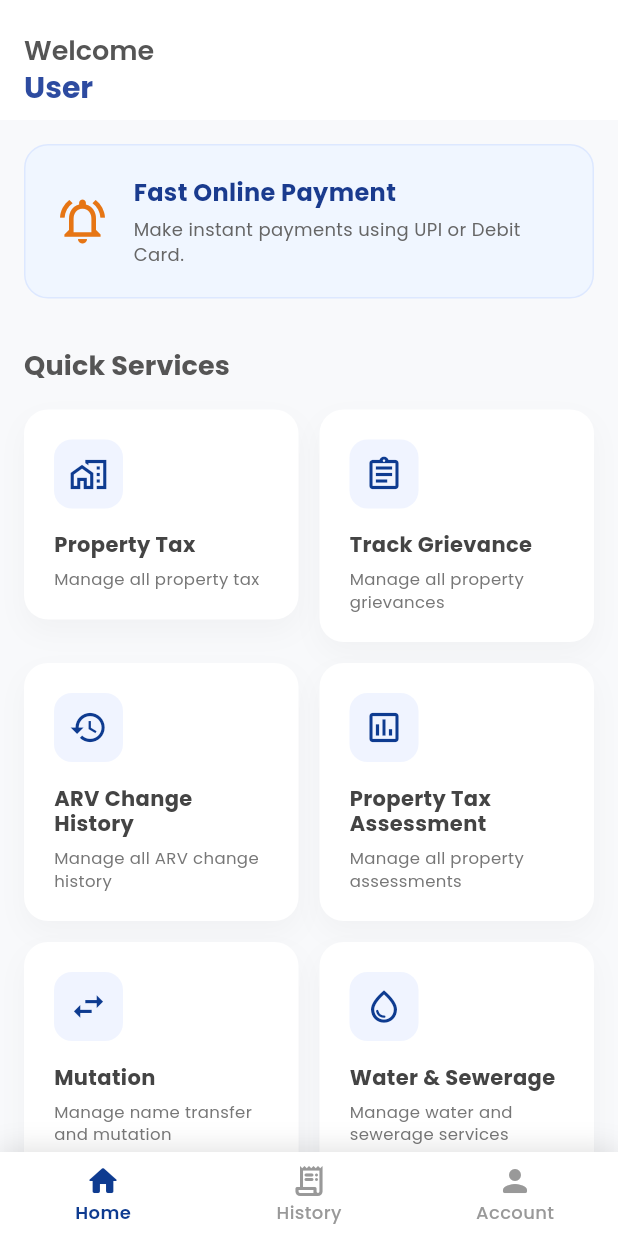
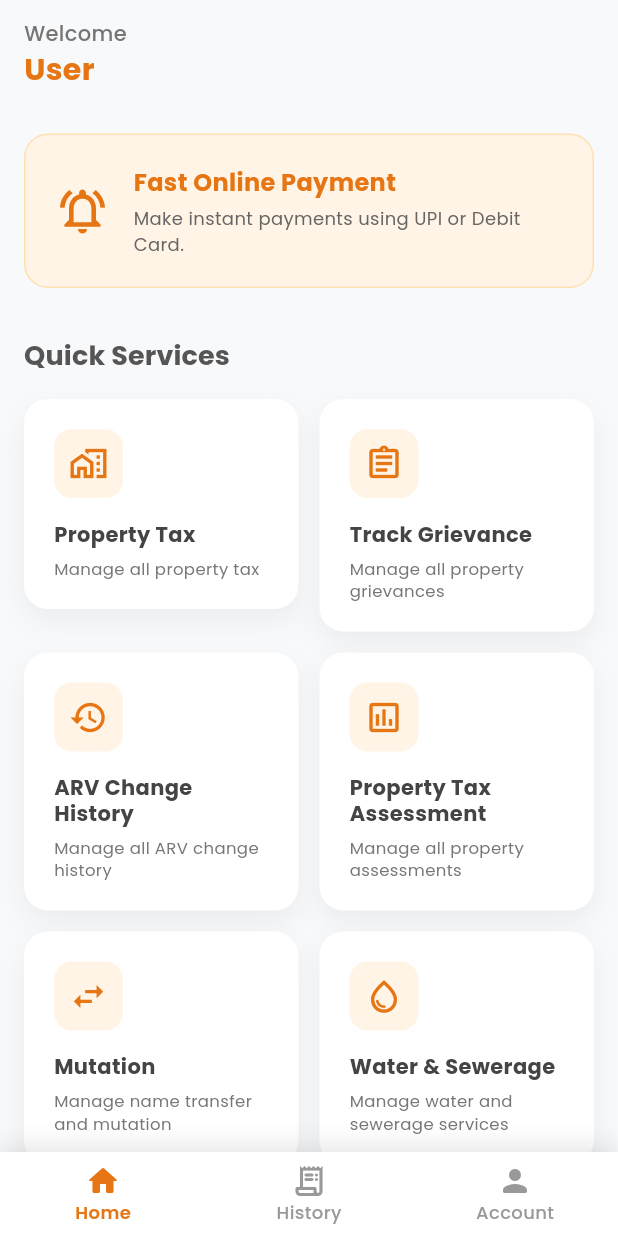
Before and after one commit to ajaymaurya07/enagarsewaflutter, a Flutter app: the DashboardScreen screen opened directly, on a phone screen of 412 x 824 dp. Run offline on Flutter 3.47's test engine with Material 3 defaults, Android fonts, the phone set to English and light mode, and no system bars; our stand-ins replace device_info_plus, google_fonts, image_picker, pdf, permission_handler, printing and 4 more; missing offline and left inert: payu_checkoutpro_flutter; accounts and stored records are empty.

Commit message:
dashboard ui fix

```diff
--- a/lib/dashboard_screen.dart
+++ b/lib/dashboard_screen.dart
@@ -58,39 +58,52 @@ class _DashboardScreenState extends State<DashboardScreen> {
     final cardWidth = (MediaQuery.of(context).size.width - 32 - 14) / 2;
 
     return Scaffold(
-      backgroundColor: const Color(0xFFF8F9FB),
-      appBar: AppBar(
-        backgroundColor: Colors.white,
-        elevation: 0,
-        toolbarHeight: 80,
-        automaticallyImplyLeading: false,
-        title: Padding(
-          padding: const EdgeInsets.only(top: 12.0),
+      body: Container(
+        width: double.infinity,
+        height: double.infinity,
+        decoration: const BoxDecoration(
+          gradient: LinearGradient(
+            begin: Alignment.topCenter,
+            end: Alignment.bottomCenter,
+            colors: [Color(0xFFF8F9FB), Color(0xFFF8F9FB)],
+          ),
+        ),
+        child: SafeArea(
+          child: Column(
+            children: [
+              // AppBar
+              Padding(
+                padding: const EdgeInsets.symmetric(horizontal: 16, vertical: 12),
+                child: Row(
+                  children: [
+                    Expanded(
                       child: Column(
                         crossAxisAlignment: CrossAxisAlignment.start,
                         children: [
                           Text(
                             'Welcome',
                             style: GoogleFonts.poppins(
-                  color: const Color(0xFF555555),
-                  fontSize: 18,
-                  fontWeight: FontWeight.w600,
+                              color: Colors.grey.shade600,
+                              fontSize: 14,
+                              fontWeight: FontWeight.w500,
                             ),
                           ),
                           Text(
                             _displayName,
                             style: GoogleFonts.poppins(
-                  color: const Color(0xFF2D4BA0),
+                              color: const Color(0xFFE67514),
                               fontSize: 20,
-                  fontWeight: FontWeight.bold,
+                              fontWeight: FontWeight.w700,
                             ),
                           ),
                         ],
                       ),
                     ),
+                  ],
                 ),
-      body: SingleChildScrollView(
-        child: Padding(
+              ),
+              Expanded(
+                child: SingleChildScrollView(
                   padding: const EdgeInsets.all(16.0),
                   child: Column(
                     crossAxisAlignment: CrossAxisAlignment.start,
@@ -99,9 +112,9 @@ class _DashboardScreenState extends State<DashboardScreen> {
               Container(
                 padding: const EdgeInsets.symmetric(horizontal: 20, vertical: 20),
                 decoration: BoxDecoration(
-                  color: const Color(0xFFF0F6FF),
+                  color: const Color(0xFFFFF4E5),
                   borderRadius: BorderRadius.circular(16),
-                  border: Border.all(color: const Color(0xFFDDE8FF), width: 1),
+                  border: Border.all(color: const Color(0xFFFFE0B2), width: 1),
                 ),
                 child: Row(
                   children: [
@@ -114,7 +127,7 @@ class _DashboardScreenState extends State<DashboardScreen> {
                           Text(
                             'Fast Online Payment',
                             style: GoogleFonts.poppins(
-                              color: const Color(0xFF1A3B8E),
+                              color: const Color(0xFFE67514),
                               fontSize: 16,
                               fontWeight: FontWeight.w700,
                             ),
@@ -256,6 +269,10 @@ class _DashboardScreenState extends State<DashboardScreen> {
                   ),
                 ),
               ),
+            ],
+          ),
+        ),
+      ),
       bottomNavigationBar: Container(
         decoration: const BoxDecoration(
           boxShadow: [
@@ -265,7 +282,7 @@ class _DashboardScreenState extends State<DashboardScreen> {
         child: BottomNavigationBar(
           currentIndex: _selectedIndex,
           onTap: _onItemTapped,
-          selectedItemColor: const Color(0xFF0E3B90),
+          selectedItemColor: const Color(0xFFE67514),
           unselectedItemColor: const Color(0xFF999999),
           backgroundColor: Colors.white,
           type: BottomNavigationBarType.fixed,
@@ -293,7 +310,7 @@ class _DashboardScreenState extends State<DashboardScreen> {
           borderRadius: BorderRadius.circular(16),
           boxShadow: [
             BoxShadow(
-              color: Colors.black.withValues(alpha: 0.03),
+              color: Colors.black.withOpacity(0.05),
               blurRadius: 15,
               offset: const Offset(0, 8),
             ),
@@ -306,10 +323,10 @@ class _DashboardScreenState extends State<DashboardScreen> {
             Container(
               padding: const EdgeInsets.all(10),
               decoration: BoxDecoration(
-                color: const Color(0xFFF0F4FF),
+                color: const Color(0xFFFFF4E5),
                 borderRadius: BorderRadius.circular(12),
               ),
-              child: Icon(icon, color: const Color(0xFF0E3B90), size: 26),
+              child: Icon(icon, color: const Color(0xFFE67514), size: 26),
             ),
             const SizedBox(height: 16),
             Text(
```
Lines whose indentation alone changed are shown as unchanged.
